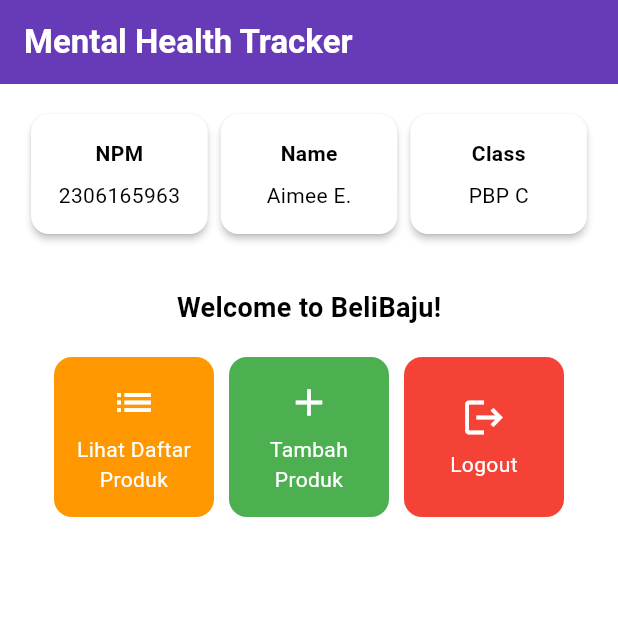
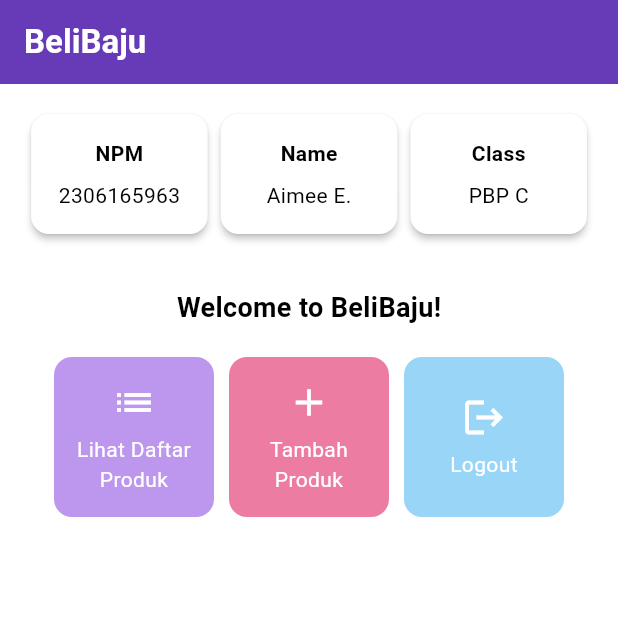
Before and after one commit to aernanto/BeliBajuMobile, a Flutter app: the screen it shows after launch, on a phone screen of 412 x 824 dp, the top half of it. Run offline on Flutter 3.47's test engine with Material 3 defaults, Android fonts, the phone set to English and light mode, and no system bars.

Commit message:
Fix Tugas 7

```diff
--- a/lib/menu.dart
+++ b/lib/menu.dart
@@ -8,9 +8,9 @@
   MyHomePage({super.key});
 
   final List<ItemHomepage> items = [
-    ItemHomepage("Lihat Daftar Produk", Icons.list, Colors.orange),
-    ItemHomepage("Tambah Produk", Icons.add, Colors.green),
-    ItemHomepage("Logout", Icons.logout, Colors.red),
+    ItemHomepage("Lihat Daftar Produk", Icons.list, const Color.fromARGB(255, 189, 151, 238)),
+    ItemHomepage("Tambah Produk", Icons.add, const Color.fromARGB(255, 237, 124, 162)),
+    ItemHomepage("Logout", Icons.logout, const Color.fromARGB(255, 152, 213, 247)),
   ];
 
   @override
@@ -18,7 +18,7 @@
     return Scaffold(
       appBar: AppBar(
         title: const Text(
-          'Mental Health Tracker',
+          'BeliBaju',
           style: TextStyle(
             color: Colors.white,
             fontWeight: FontWeight.bold,
```
